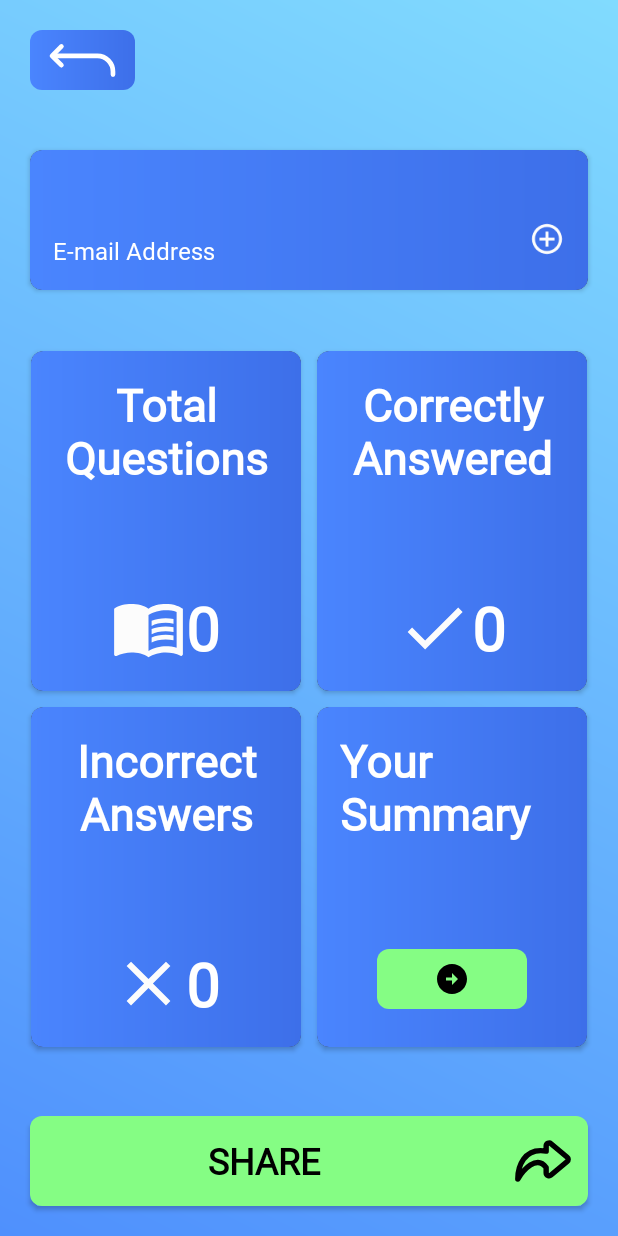
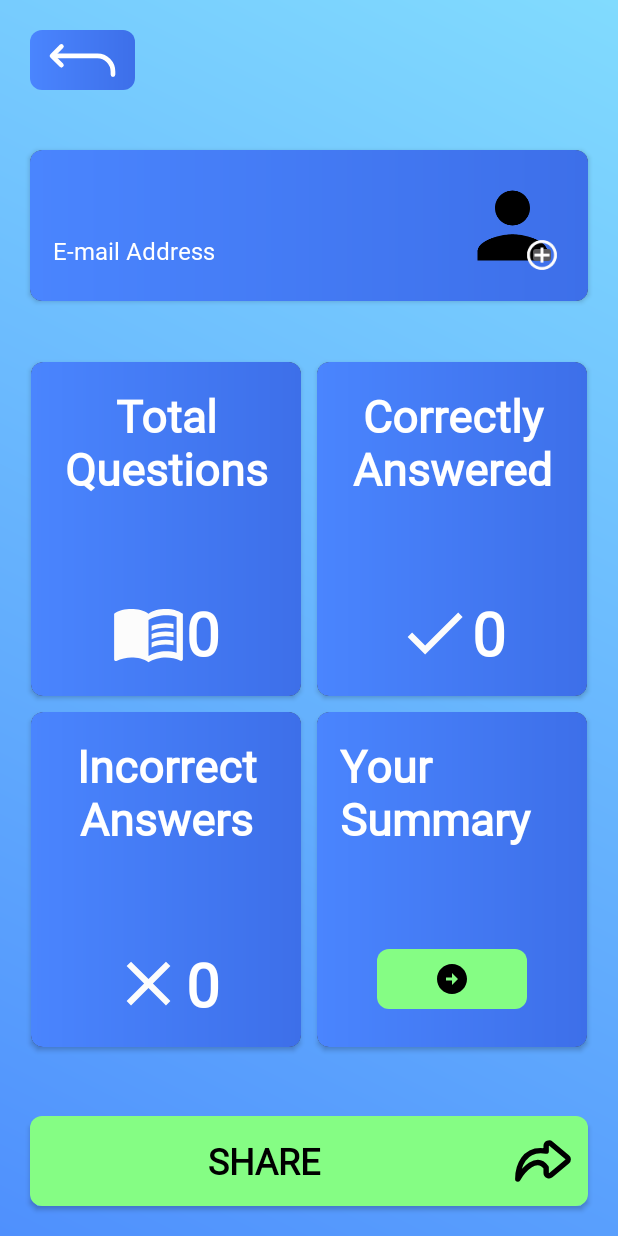
Before and after one commit to Jordan-Anderson1/Enhanced_Learning_Experience, an Android app: the ProfileActivity screen opened directly, with no data from a screen before it, on a phone screen of 412 x 824 dp. Run offline under Robolectric (Android 15) with nearby library versions, the phone set to English and light mode, and no system bars; our stand-ins replace Firebase (no records; nobody signed in at launch, a user with empty details on screens opened directly), Picasso; pictures from the network do not load; 3 statements that could not run were skipped.

Commit message:
add/update a profile image

```diff
--- a/app/src/main/java/com/example/learningexperience/ProfileActivity.java
+++ b/app/src/main/java/com/example/learningexperience/ProfileActivity.java
@@ -1,14 +1,20 @@
 package com.example.learningexperience;
 
+import android.app.Activity;
 import android.content.Intent;
+import android.net.Uri;
 import android.os.Bundle;
+import android.provider.MediaStore;
 import android.view.View;
 import android.widget.Button;
 import android.widget.ImageButton;
+import android.widget.ImageView;
 import android.widget.TextView;
+import android.widget.Toast;
 
 import androidx.activity.EdgeToEdge;
 import androidx.annotation.NonNull;
+import androidx.annotation.Nullable;
 import androidx.appcompat.app.AppCompatActivity;
 import androidx.core.graphics.Insets;
 import androidx.core.view.ViewCompat;
@@ -20,10 +26,14 @@ import com.google.firebase.auth.FirebaseAuth;
 import com.google.firebase.auth.FirebaseUser;
 import com.google.firebase.firestore.DocumentSnapshot;
 import com.google.firebase.firestore.FirebaseFirestore;
+import com.google.firebase.storage.FirebaseStorage;
+import com.google.firebase.storage.StorageReference;
+import com.google.firebase.storage.UploadTask;
+import com.squareup.picasso.Picasso;
 
 public class ProfileActivity extends AppCompatActivity {
 
-    ImageButton backButton;
+    ImageButton backButton, addProfileImageButton;
 
     TextView usernameTextView, emailAddressTextView, totalQuestionsAnsweredTextView, totalIncorrectAnswersTextView, totalCorrectAnswersTextView;
 
@@ -31,6 +41,9 @@ public class ProfileActivity extends AppCompatActivity {
     FirebaseAuth fAuth;
     FirebaseUser fUser;
     String userId;
+    ImageView profileImage;
+    StorageReference storageReference;
+    Uri imageUri;
 
 
     @Override
@@ -50,6 +63,8 @@ public class ProfileActivity extends AppCompatActivity {
         totalQuestionsAnsweredTextView = findViewById(R.id.totalQuestionsAnsweredTextView);
         totalIncorrectAnswersTextView = findViewById(R.id.totalIncorrectAnswersTextView);
         totalCorrectAnswersTextView = findViewById(R.id.totalCorrectAnswersTextView);
+        profileImage = findViewById(R.id.profileImage);
+        addProfileImageButton = findViewById(R.id.addProfileImage);
 
         fStore = FirebaseFirestore.getInstance();
         fAuth = FirebaseAuth.getInstance();
@@ -60,6 +75,22 @@ public class ProfileActivity extends AppCompatActivity {
             String emailAddress = fUser.getEmail();
             emailAddressTextView.setText(emailAddress);
         }
+
+        //get profile image from fStore and set profile image if successful. Set to default if unsuccessful
+        storageReference = FirebaseStorage.getInstance().getReference();
+        StorageReference profileRef = storageReference.child("users/"+userId+"/profile.jpeg");
+
+        profileRef.getDownloadUrl().addOnSuccessListener(new OnSuccessListener<Uri>() {
+            @Override
+            public void onSuccess(Uri uri) {
+                Picasso.get().load(uri).into(profileImage);
+            }
+        }).addOnFailureListener(new OnFailureListener() {
+            @Override
+            public void onFailure(@NonNull Exception e) {
+                profileImage.setImageResource(R.drawable.baseline_person_24);
+            }
+        });
 
 
 
@@ -99,6 +130,52 @@ public class ProfileActivity extends AppCompatActivity {
                 finish();
             }
         });
+
+        //set OnClick listener to addProfileImage. Sends to fStore and updates MainActivity
+        addProfileImageButton.setOnClickListener(new View.OnClickListener() {
+            @Override
+            public void onClick(View v) {
+                Intent openGalleryIntent = new Intent(Intent.ACTION_PICK, MediaStore.Images.Media.EXTERNAL_CONTENT_URI);
+                startActivityForResult(openGalleryIntent, 1000);
+            }
+        });
+    }
+
+    @Override
+    protected void onActivityResult(int requestCode, int resultCode, @Nullable Intent data) {
+        super.onActivityResult(requestCode, resultCode, data);
+        if(requestCode == 1000 && data != null){
+            if(resultCode == Activity.RESULT_OK){
+                imageUri = data.getData();
+                profileImage.setImageURI(imageUri);
+
+                uploadImageToFirebase(imageUri);
+            }
+        }
+
+    }
+
+
+    //uploads profile image to FireBase
+    private void uploadImageToFirebase(Uri imageUri) {
+
+        if(imageUri == null){
+            Toast.makeText(this, "Image URI is null. Upload canceled.", Toast.LENGTH_SHORT).show();
+            return;
+        }
+
+        StorageReference fileRef = storageReference.child("users/"+userId+"/profile.jpeg");
+        fileRef.putFile(imageUri).addOnSuccessListener(new OnSuccessListener<UploadTask.TaskSnapshot>() {
+            @Override
+            public void onSuccess(UploadTask.TaskSnapshot taskSnapshot) {
+                Toast.makeText(getApplicationContext(), "Image uploaded", Toast.LENGTH_SHORT).show();
+            }
+        }).addOnFailureListener(new OnFailureListener() {
+            @Override
+            public void onFailure(@NonNull Exception e) {
+                Toast.makeText(getApplicationContext(), "Image upload failed", Toast.LENGTH_SHORT).show();
+            }
+        });
     }
 
 
--- a/app/src/main/res/layout/activity_profile.xml
+++ b/app/src/main/res/layout/activity_profile.xml
@@ -64,23 +64,26 @@
                 </LinearLayout>
 
                 <RelativeLayout
-                    android:layout_width="wrap_content"
-                    android:layout_height="wrap_content"
+                    android:layout_width="70dp"
+                    android:layout_height="70dp"
                     android:layout_gravity="center">
 
                     <ImageView
-                        android:layout_width="50dp"
-                        android:layout_height="50dp"
+                        android:layout_width="match_parent"
+                        android:layout_height="match_parent"
                         android:id="@+id/profileImage"
                         android:layout_gravity="center"
                         />
 
-                    <ImageView
-                        android:layout_width="wrap_content"
-                        android:layout_height="wrap_content"
+                    <ImageButton
+                        android:layout_width="20dp"
+                        android:layout_height="20dp"
                         android:src="@drawable/baseline_add_circle_outline_24"
                         android:layout_alignRight="@+id/profileImage"
                         android:layout_alignBottom="@+id/profileImage"
+                        android:layout_marginRight="5dp"
+                        android:layout_marginBottom="5dp"
+                        android:id="@+id/addProfileImage"
                         />
 
                 </RelativeLayout>
```
